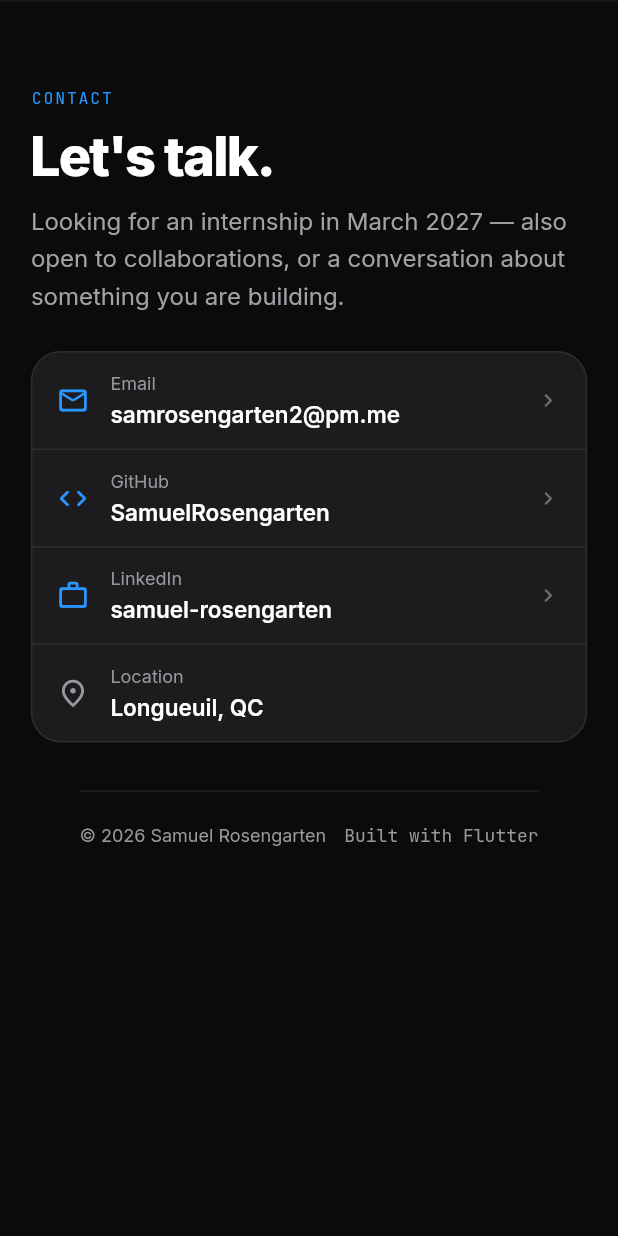
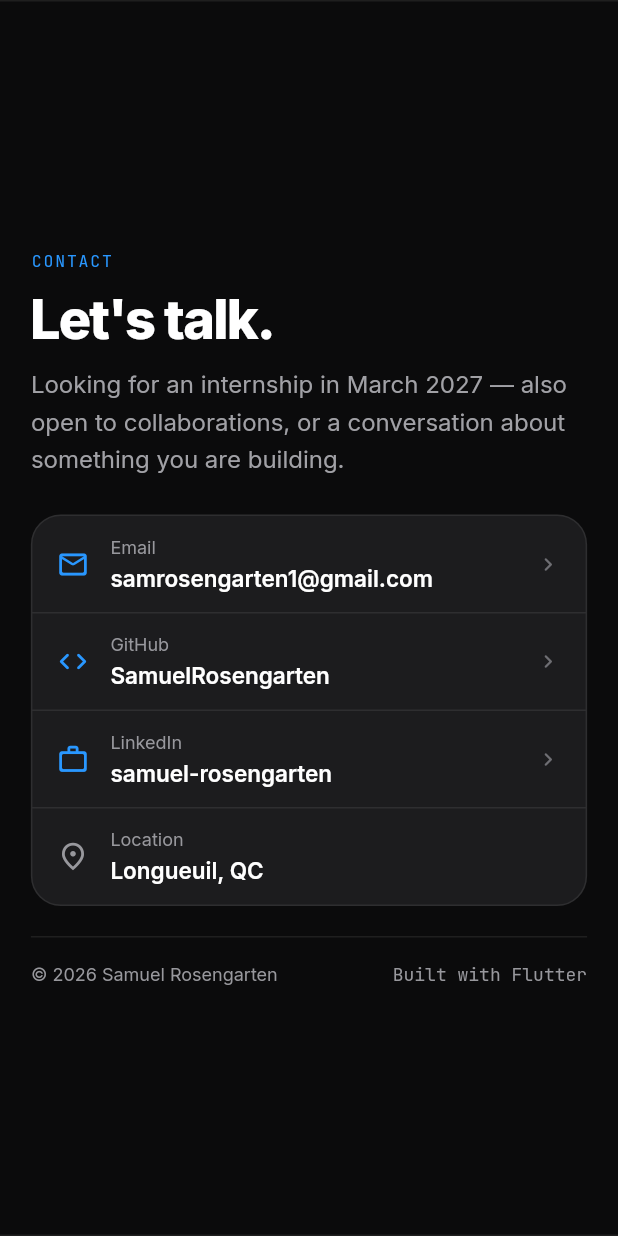
Before and after one commit to SamuelRosengarten/Portfolio, a Flutter app: the ContactSection widget shown alone on an empty page, opened directly, on a phone screen of 412 x 824 dp. Run offline on Flutter 3.47's test engine with Material 3 defaults, Android fonts, the phone set to English and light mode, and no system bars; our stand-ins replace google_fonts.

Commit message:
Fit every section to one window height; update contact email
- Each section is now exactly the height of the window below the header,
  with its content centred and scaled down uniformly when it would be
  taller. Contact's footer is part of its section.
- Contact email is now samrosengarten1@gmail.com (card, mailto link, SEO
  structured data, tests). The address shrinks to one line on the card
  instead of splitting mid-word.
- Test that no section is taller than the window at several sizes.

Co-Authored-By: Claude Sonnet 5.5 <noreply@anthropic.com>
Claude-Session: https://claude.ai/code/session_01CWThmLm4WGSKWd4EwrXBS7

```diff
--- a/portfolio/lib/pages/about_section.dart
+++ b/portfolio/lib/pages/about_section.dart
@@ -15,10 +15,7 @@ class AboutSection extends StatelessWidget {
 
   @override
   Widget build(BuildContext context) {
-    final width = MediaQuery.sizeOf(context).width;
     return PageSection(
-      topPadding: isPhone(context) ? 40 : (width * 0.09).clamp(56.0, 120.0),
-      bottomPadding: isPhone(context) ? 48 : 56,
       child: Column(
         crossAxisAlignment: CrossAxisAlignment.stretch,
         children: [
--- a/portfolio/lib/pages/contact_section.dart
+++ b/portfolio/lib/pages/contact_section.dart
@@ -13,18 +13,9 @@ class ContactSection extends StatelessWidget {
     final palette = paletteOf(context);
     final s = stringsOf(context);
     final phone = isPhone(context);
-    final width = MediaQuery.sizeOf(context).width;
-    return Container(
-      width: double.infinity,
-      decoration: BoxDecoration(
-        color: palette.altBg,
-        border: Border(top: BorderSide(color: palette.surface(0.06))),
-      ),
-      child: Column(
-        children: [
-          PageSection(
-            topPadding: phone ? 56 : null,
-            bottomPadding: phone ? 32 : null,
+    return PageSection(
+      background: palette.altBg,
+      bordered: true,
       child: Column(
         crossAxisAlignment: CrossAxisAlignment.stretch,
         children: [
@@ -39,8 +30,8 @@ class ContactSection extends StatelessWidget {
               _Entry(
                 icon: Icons.mail_outline_rounded,
                 label: 'Email',
-                      value: 'samrosengarten2@pm.me',
-                      url: Uri(scheme: 'mailto', path: 'samrosengarten2@pm.me'),
+                value: 'samrosengarten1@gmail.com',
+                url: Uri(scheme: 'mailto', path: 'samrosengarten1@gmail.com'),
               ),
               _Entry(
                 icon: Icons.code_rounded,
@@ -53,9 +44,7 @@ class ContactSection extends StatelessWidget {
                 icon: Icons.work_outline_rounded,
                 label: 'LinkedIn',
                 value: 'linkedin.com/in/samuel-rosengarten',
-                      url: Uri.parse(
-                        'https://linkedin.com/in/samuel-rosengarten',
-                      ),
+                url: Uri.parse('https://linkedin.com/in/samuel-rosengarten'),
                 phoneValue: 'samuel-rosengarten',
               ),
               _Entry(
@@ -65,26 +54,11 @@ class ContactSection extends StatelessWidget {
               ),
             ],
           ),
-              ],
-            ),
-          ),
-          // Footer rule and line.
-          Center(
-            child: ConstrainedBox(
-              constraints: const BoxConstraints(maxWidth: kMaxContentWidth),
-              child: Padding(
-                padding: EdgeInsets.fromLTRB(
-                  pageGutter(width),
-                  0,
-                  pageGutter(width),
-                  phone ? 32 : 40,
-                ),
-                child: Container(
-                  padding: EdgeInsets.only(top: phone ? 20 : 28),
+          SizedBox(height: phone ? 20 : 32),
+          Container(
+            padding: EdgeInsets.only(top: phone ? 16 : 24),
             decoration: BoxDecoration(
-                    border: Border(
-                      top: BorderSide(color: palette.surface(0.08)),
-                    ),
+              border: Border(top: BorderSide(color: palette.surface(0.08))),
             ),
             child: Wrap(
               alignment: WrapAlignment.spaceBetween,
@@ -106,9 +80,6 @@ class ContactSection extends StatelessWidget {
                   ),
                 ),
               ],
-                  ),
-                ),
-              ),
             ),
           ),
         ],
@@ -217,16 +188,24 @@ class _ContactCard extends StatelessWidget {
             style: interStyle(size: 13, color: palette.tertiary),
           ),
           const SizedBox(height: 4),
-          Text(
-            entry.value,
-            style: interStyle(
-              size: 15,
-              color: palette.ink,
-              weight: FontWeight.w600,
-            ),
-          ),
+          _value(palette),
         ],
       ),
+    );
+  }
+
+  /// A value with no natural break point (the email) shrinks to one line
+  /// rather than splitting mid-word; paths wrap at their slashes.
+  Widget _value(AppPalette palette) {
+    final text = Text(
+      entry.value,
+      style: interStyle(size: 15, color: palette.ink, weight: FontWeight.w600),
+    );
+    if (entry.value.contains('/') || entry.value.contains(' ')) return text;
+    return FittedBox(
+      fit: BoxFit.scaleDown,
+      alignment: Alignment.centerLeft,
+      child: text,
     );
   }
 }
--- a/portfolio/lib/pages/hobbies_section.dart
+++ b/portfolio/lib/pages/hobbies_section.dart
@@ -31,8 +31,6 @@ class HobbiesSection extends StatelessWidget {
     final s = stringsOf(context);
     final phone = isPhone(context);
     return PageSection(
-      topPadding: phone ? 56 : null,
-      bottomPadding: phone ? 56 : null,
       child: Column(
         crossAxisAlignment: CrossAxisAlignment.stretch,
         children: [
--- a/portfolio/lib/pages/project_section.dart
+++ b/portfolio/lib/pages/project_section.dart
@@ -17,8 +17,6 @@ class ProjectSection extends StatelessWidget {
     return PageSection(
       background: palette.altBg,
       bordered: true,
-      topPadding: phone ? 56 : null,
-      bottomPadding: phone ? 56 : null,
       child: Column(
         crossAxisAlignment: CrossAxisAlignment.stretch,
         children: [
--- a/portfolio/lib/widgets/section_layout.dart
+++ b/portfolio/lib/widgets/section_layout.dart
@@ -45,17 +45,34 @@ TextStyle monoStyle({
   letterSpacing: letterSpacing,
 );
 
-/// One full-width band of the page. Paints [background] edge to edge and
-/// holds [child] in a column capped at [kMaxContentWidth] with responsive
-/// side and vertical padding.
+/// The height of the area sections are shown in (the window minus the pinned
+/// header). `Home` provides it so every [PageSection] can be exactly one
+/// screen tall.
+class ViewportHeight extends InheritedWidget {
+  const ViewportHeight({super.key, required this.height, required super.child});
+
+  final double height;
+
+  static double? maybeOf(BuildContext context) =>
+      context.dependOnInheritedWidgetOfExactType<ViewportHeight>()?.height;
+
+  @override
+  bool updateShouldNotify(ViewportHeight oldWidget) =>
+      oldWidget.height != height;
+}
+
+/// One full-width band of the page, never taller than the window.
+///
+/// The band is exactly one screen tall (the height `Home` gives it through
+/// [ViewportHeight]); [child] is centred in it, held to [kMaxContentWidth],
+/// and scaled down uniformly, text included, if it would otherwise be taller
+/// than the screen. A section short enough to fit is left at its natural size.
 class PageSection extends StatelessWidget {
   const PageSection({
     super.key,
     required this.child,
     this.background,
     this.bordered = false,
-    this.topPadding,
-    this.bottomPadding,
   });
 
   final Widget child;
@@ -64,17 +81,16 @@ class PageSection extends StatelessWidget {
   /// Hairline above and below, for the alternate-background bands.
   final bool bordered;
 
-  /// Overrides for the default vertical padding.
-  final double? topPadding;
-  final double? bottomPadding;
-
   @override
   Widget build(BuildContext context) {
     final width = MediaQuery.sizeOf(context).width;
-    final vertical = (width * 0.08).clamp(64.0, 112.0);
+    final height = ViewportHeight.maybeOf(context);
+    final vertical = isPhone(context) ? 20.0 : 40.0;
     final hairline = paletteOf(context).surface(0.08);
     return Container(
       width: double.infinity,
+      height: height,
+      alignment: Alignment.center,
       decoration: BoxDecoration(
         color: background,
         border: bordered
@@ -84,17 +100,19 @@ class PageSection extends StatelessWidget {
               )
             : null,
       ),
-      child: Center(
-        child: ConstrainedBox(
-          constraints: const BoxConstraints(maxWidth: kMaxContentWidth),
-          child: Padding(
-            padding: EdgeInsets.fromLTRB(
-              pageGutter(width),
-              topPadding ?? vertical,
-              pageGutter(width),
-              bottomPadding ?? vertical,
+      child: ConstrainedBox(
+        constraints: const BoxConstraints(maxWidth: kMaxContentWidth),
+        child: Padding(
+          padding: EdgeInsets.symmetric(
+            horizontal: pageGutter(width),
+            vertical: vertical,
+          ),
+          child: LayoutBuilder(
+            builder: (context, constraints) => FittedBox(
+              // Scales down only: a section that already fits is untouched.
+              fit: BoxFit.scaleDown,
+              child: SizedBox(width: constraints.maxWidth, child: child),
             ),
-            child: child,
           ),
         ),
       ),
```
Also changed, not shown: portfolio/lib/pages/home.dart (+7 -0 lines), 3 other files. Lines whose indentation alone changed are shown as unchanged.
